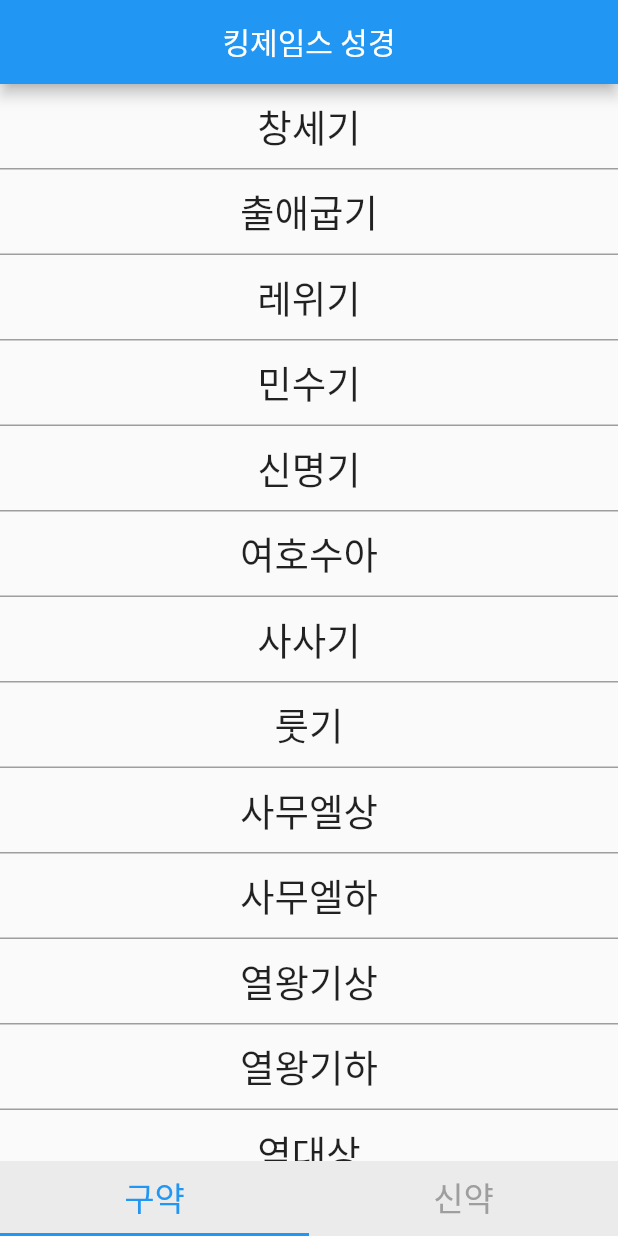
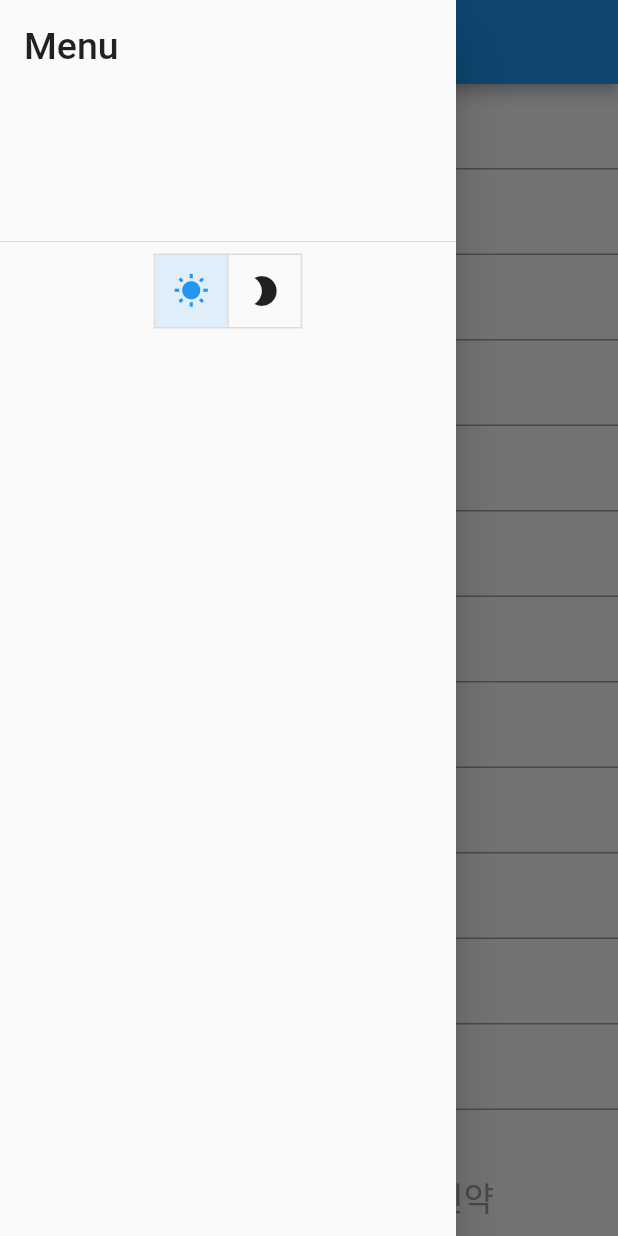
Before and after one commit to yenny-heo/Keep-bible, a Flutter app: the screen it shows after launch, with the side drawer open (before the commit the screen has no drawer), on a phone screen of 412 x 824 dp. Run offline on Flutter 3.47's test engine with Material 2 defaults, Android fonts, the phone set to English and light mode, and no system bars.

Commit message:
feat: dark mode, light mode 토글 추가

```diff
--- /dev/null
+++ b/lib/app_state_notifier.dart
@@ -0,0 +1,12 @@
+import 'package:flutter/material.dart';
+
+class AppStateNotifier extends ChangeNotifier {
+  bool isDarkMode = false;
+
+  bool getMode() => isDarkMode;
+
+  void updateTheme(bool isDarkMode) {
+    this.isDarkMode = isDarkMode;
+    notifyListeners();
+  }
+}
--- a/lib/bottom_bar.dart
+++ b/lib/bottom_bar.dart
@@ -6,7 +6,6 @@
     return Container(
       child: Container(
         height: 50,
-        color: Color(0xffebebeb),
         child: TabBar(
           indicatorColor: Colors.blue,
           labelColor: Colors.blue,
--- a/lib/data/title.dart
+++ b/lib/data/title.dart
@@ -1,10 +1,10 @@
-const oldB = ['창세기', '출애굽기', '레위기', '민수기', '신명기',
+const korOldB = ['창세기', '출애굽기', '레위기', '민수기', '신명기',
   '여호수아', '사사기', '룻기', '사무엘상', '사무엘하', '열왕기상',
   '열왕기하', '역대상', '역대하', '에스라', '느헤미야', '에스더', '욥기',
   '시편', '잠언', '전도서', '아가', '이사야', '예레미아', '예레미아 애가', '에스겔', '다니엘', '호세아', '요엘',
   '아모스', '오바댜', '요나', '미가', '나흠', '하박국', '스바냐', '학개', '스가랴', '말라'];
 
-const newB = ['마태복음', '마가복음', '누가복음', '요한복음', '사도행전',
+const korNewB = ['마태복음', '마가복음', '누가복음', '요한복음', '사도행전',
 '로마서', '고린도전서', '고린도후서', '갈라디아서', '에베소서', '빌립보서', '골로새서', '데살로니가전서', '데살로니가후서',
 '디모데전서', '디모데후서', '디도서', '빌레몬서', '히브리서', '야고보서', '베드로전서', '베드로후서',
 '요한1서', '요한2서', '요한3서', '유다서', '요한계시록'];
--- /dev/null
+++ b/lib/drawer.dart
@@ -0,0 +1,41 @@
+import 'package:flutter/material.dart';
+import 'package:keep_bible_app/app_state_notifier.dart';
+import 'package:provider/provider.dart';
+
+class NavDrawer extends StatefulWidget {
+  _NavDrawerState createState() => _NavDrawerState();
+}
+
+class _NavDrawerState extends State<NavDrawer> {
+  @override
+  Widget build(BuildContext context) {
+    bool isDark = Provider.of<AppStateNotifier>(context, listen: false).getMode();
+    final isLightOrDark = [!isDark, isDark];
+    return Drawer(
+        child: ListView(
+          children: <Widget>[
+            DrawerHeader(
+                child: Text(
+              'Menu',
+              style: TextStyle(fontSize: 25),
+            )),
+            Center(
+              child:ToggleButtons(
+                children: <Widget>[
+                  Icon(Icons.wb_sunny),
+                  Icon(Icons.brightness_2)
+                ],
+                onPressed: (int i) {
+                  setState(() {
+                    isLightOrDark[0] = !isLightOrDark[0];
+                    isLightOrDark[1] = !isLightOrDark[1];
+                    Provider.of<AppStateNotifier>(context, listen: false).updateTheme(isLightOrDark[1]);
+                  });
+                },
+                isSelected: isLightOrDark,
+              )
+            )
+          ],
+    ));
+  }
+}
--- a/lib/main.dart
+++ b/lib/main.dart
@@ -1,29 +1,33 @@
 import 'package:flutter/material.dart';
+import 'package:keep_bible_app/app_state_notifier.dart';
 import 'package:keep_bible_app/bottom_bar.dart';
+import 'package:keep_bible_app/drawer.dart';
+import 'package:provider/provider.dart';
 import 'old_new_bible_list/new_bible.dart';
 import 'old_new_bible_list/old_bible.dart';
 
 void main() {
-  runApp(MyApp());
+  runApp(ChangeNotifierProvider<AppStateNotifier>(
+      create: (context) => AppStateNotifier(), child: MyApp()));
 }
+//
+//class MyApp extends StatefulWidget {
+//  _MyAppState createState() => _MyAppState();
+//}
 
 class MyApp extends StatelessWidget {
   // This widget is the root of your application.
   @override
   Widget build(BuildContext context) {
+    return Consumer<AppStateNotifier>(builder: (context, appState, child) {
       return MaterialApp(
           title: 'Keep Bible',
-      theme: ThemeData(
-        primarySwatch: Colors.blue,
-        visualDensity: VisualDensity.adaptivePlatformDensity,
-      ),
+          theme: appState.isDarkMode ? ThemeData.dark() : ThemeData.light(),
           home: DefaultTabController(
             length: 2,
             child: Scaffold(
-          appBar: AppBar(
-            title: Center(
-              child: Text('킹제임스 성경'))
-          ),
+              appBar: AppBar(title: Text('킹제임스 성경')),
+              drawer: NavDrawer(),
               body: TabBarView(
                 children: <Widget>[
                   OldBible(),
@@ -32,7 +36,7 @@
               ),
               bottomNavigationBar: Bottom(),
             ),
-      )
-    );
+          ));
+    });
   }
 }
--- a/lib/old_new_bible_list/new_bible.dart
+++ b/lib/old_new_bible_list/new_bible.dart
@@ -5,7 +5,7 @@
 class NewBible extends StatelessWidget {
   @override
   Widget build(BuildContext context) {
-    return NewBibleList(bibles: List.generate(newB.length, (i) => (newB[i])));
+    return NewBibleList(bibles: List.generate(korNewB.length, (i) => (korNewB[i])));
   }
 }
 
@@ -32,7 +32,7 @@
                         context,
                         MaterialPageRoute(
                             builder: (context) =>
-                                DetailScreen(name: newB[i], book: i + 39)));
+                                DetailScreen(name: korNewB[i], book: i + 39)));
                   },
                 ));
           }),
--- a/lib/old_new_bible_list/old_bible.dart
+++ b/lib/old_new_bible_list/old_bible.dart
@@ -5,7 +5,7 @@
 class OldBible extends StatelessWidget {
   @override
   Widget build(BuildContext context) {
-    return OldBibleList(bibles: List.generate(oldB.length, (i) => (oldB[i])));
+    return OldBibleList(bibles: List.generate(korOldB.length, (i) => (korOldB[i])));
   }
 }
 
@@ -32,7 +32,7 @@
                         context,
                         MaterialPageRoute(
                             builder: (context) =>
-                                DetailScreen(name: oldB[i], book: i)));
+                                DetailScreen(name: korOldB[i], book: i)));
                   },
                 ));
           }),
--- a/pubspec.yaml
+++ b/pubspec.yaml
@@ -21,9 +21,9 @@
   sdk: ">=2.7.0 <3.0.0"
 
 dependencies:
+  provider: ^4.1.2
   flutter:
     sdk: flutter
-
 
   # The following adds the Cupertino Icons font to your application.
   # Use with the CupertinoIcons class for iOS style icons.
```
Also changed, not shown: lib/detail_list.dart (+9 -3 lines), lib/theme/app_theme.dart (added, +46 -0 lines), pubspec.lock. Lines whose indentation alone changed are shown as unchanged.
